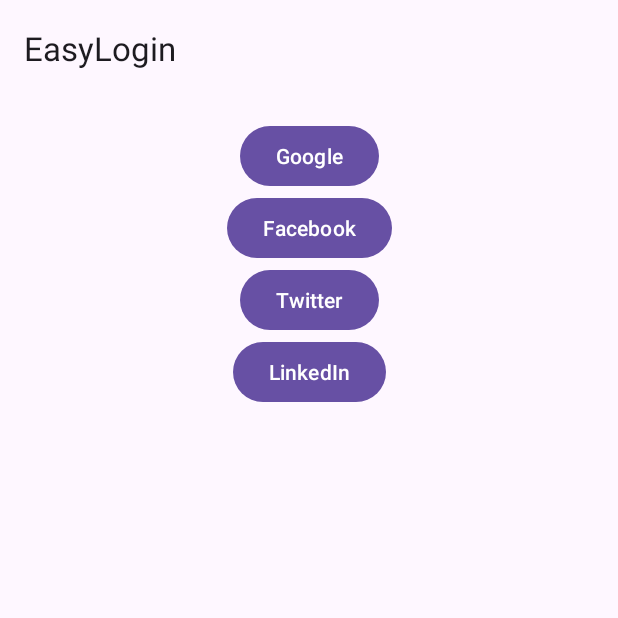
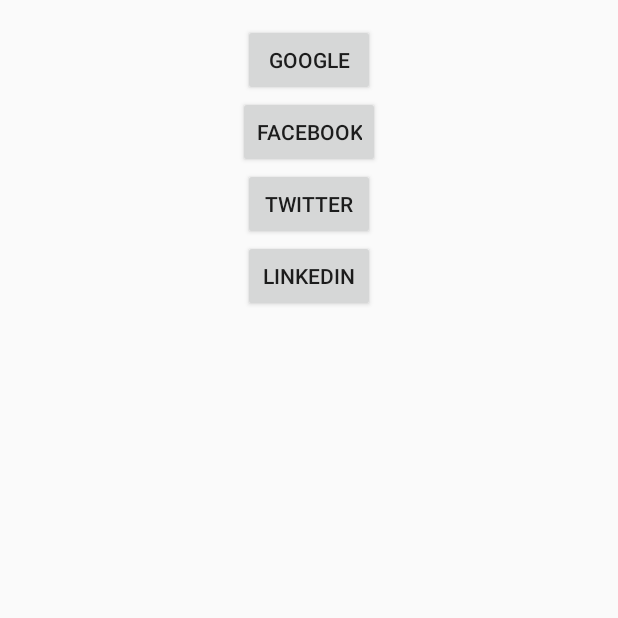
Before and after one commit to wendellq89/EasyLogin, an Android app: the screen it shows after launch (MainActivity), on a phone screen of 412 x 824 dp, the top half of it. Run offline under Robolectric (Android 15) with nearby library versions, the phone set to English and light mode, and no system bars; our stand-ins replace Firebase (no records; nobody signed in at launch, a user with empty details on screens opened directly); libraries missing offline, so code that uses them is left out: com.facebook, com.facebook.login; 3 statements that could not run were skipped.

Commit message:
Delete material settings

```diff
--- a/app/src/main/java/com/wendell/demo/MainActivity.kt
+++ b/app/src/main/java/com/wendell/demo/MainActivity.kt
@@ -13,6 +13,5 @@ class MainActivity : AppCompatActivity() {
         super.onCreate(savedInstanceState)
         binding = ActivityMainBinding.inflate(layoutInflater)
         setContentView(binding.root)
-        setSupportActionBar(binding.toolbar)
     }
 }
--- a/app/src/main/res/layout/activity_main.xml
+++ b/app/src/main/res/layout/activity_main.xml
@@ -1,5 +1,5 @@
 <?xml version="1.0" encoding="utf-8"?>
-<androidx.coordinatorlayout.widget.CoordinatorLayout xmlns:android="http://schemas.android.com/apk/res/android"
+<androidx.constraintlayout.widget.ConstraintLayout xmlns:android="http://schemas.android.com/apk/res/android"
     xmlns:app="http://schemas.android.com/apk/res-auto"
     xmlns:tools="http://schemas.android.com/tools"
     android:layout_width="match_parent"
@@ -7,21 +7,6 @@
     android:fitsSystemWindows="true"
     tools:context=".MainActivity"
     >
-
-    <com.google.android.material.appbar.AppBarLayout
-        android:layout_width="match_parent"
-        android:layout_height="wrap_content"
-        android:fitsSystemWindows="true"
-        >
-
-        <com.google.android.material.appbar.MaterialToolbar
-            android:id="@+id/toolbar"
-            android:layout_width="match_parent"
-            android:layout_height="?attr/actionBarSize"
-            />
-
-    </com.google.android.material.appbar.AppBarLayout>
-
     <include layout="@layout/content_main" />
 
-</androidx.coordinatorlayout.widget.CoordinatorLayout>
+</androidx.constraintlayout.widget.ConstraintLayout>
--- a/app/src/main/res/layout/content_main.xml
+++ b/app/src/main/res/layout/content_main.xml
@@ -3,14 +3,12 @@
     xmlns:app="http://schemas.android.com/apk/res-auto"
     android:layout_width="match_parent"
     android:layout_height="match_parent"
-    app:layout_behavior="@string/appbar_scrolling_view_behavior"
     >
 
     <androidx.fragment.app.FragmentContainerView
         android:id="@+id/fragment_content_main"
         android:layout_width="0dp"
         android:layout_height="0dp"
-        app:defaultNavHost="true"
         android:name="com.wendell.demo.TestFragment"
         app:layout_constraintBottom_toBottomOf="parent"
         app:layout_constraintEnd_toEndOf="parent"
--- a/app/src/main/res/values/themes.xml
+++ b/app/src/main/res/values/themes.xml
@@ -1,6 +1,6 @@
 <resources xmlns:tools="http://schemas.android.com/tools">
     <!-- Base application theme. -->
-    <style name="Base.Theme.EasyLogin" parent="Theme.Material3.DayNight.NoActionBar">
+    <style name="Base.Theme.EasyLogin" parent="Theme.AppCompat.Light.NoActionBar">
         <!-- Customize your light theme here. -->
         <!-- <item name="colorPrimary">@color/my_light_primary</item> -->
     </style>
```
